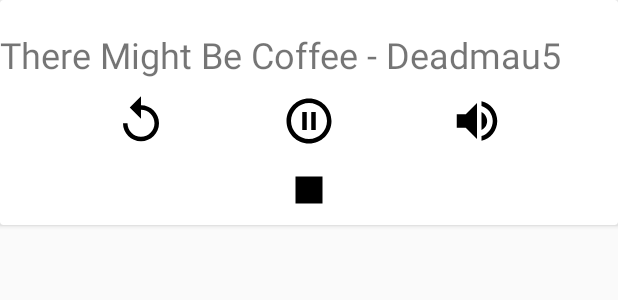
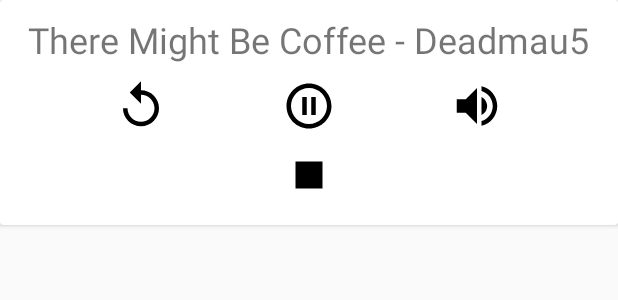
Before and after one commit to CCorrado/Preston, an Android app: the layout card_media_item.xml on its own in the app's theme, with its tools: preview values and no code run, on a phone screen of 412 x 824 dp. Shown: the top 300 px of the screen. Run offline under Robolectric (Android 15) with nearby library versions, the phone set to English and light mode, and no system bars.

Commit message:
Fix Layout in sample. Use beta CL.

```diff
--- a/app/build.gradle
+++ b/app/build.gradle
@@ -37,7 +37,7 @@ dependencies {
     implementation "com.android.support:cardview-v7:$appCompatVersion"
     implementation "com.android.support:recyclerview-v7:$appCompatVersion"
 
-    implementation 'com.android.support.constraint:constraint-layout:1.0.2'
+    implementation 'com.android.support.constraint:constraint-layout:1.1.0-beta6'
 
     //RxJava
     implementation "io.reactivex.rxjava2:rxandroid:$rxAndroid_version"
--- a/app/src/main/res/layout/card_media_item.xml
+++ b/app/src/main/res/layout/card_media_item.xml
@@ -14,12 +14,13 @@
 
         <TextView
             android:id="@+id/song_title"
-            android:layout_width="match_parent"
+            android:layout_width="wrap_content"
             android:layout_height="wrap_content"
+            android:layout_margin="10dp"
             android:layout_marginTop="20dp"
             android:textSize="24sp"
-            app:layout_constraintLeft_toLeftOf="parent"
-            app:layout_constraintRight_toRightOf="parent"
+            app:layout_constraintEnd_toEndOf="parent"
+            app:layout_constraintStart_toStartOf="parent"
             app:layout_constraintTop_toTopOf="parent"
             tools:text="There Might Be Coffee - Deadmau5"/>
 
```
